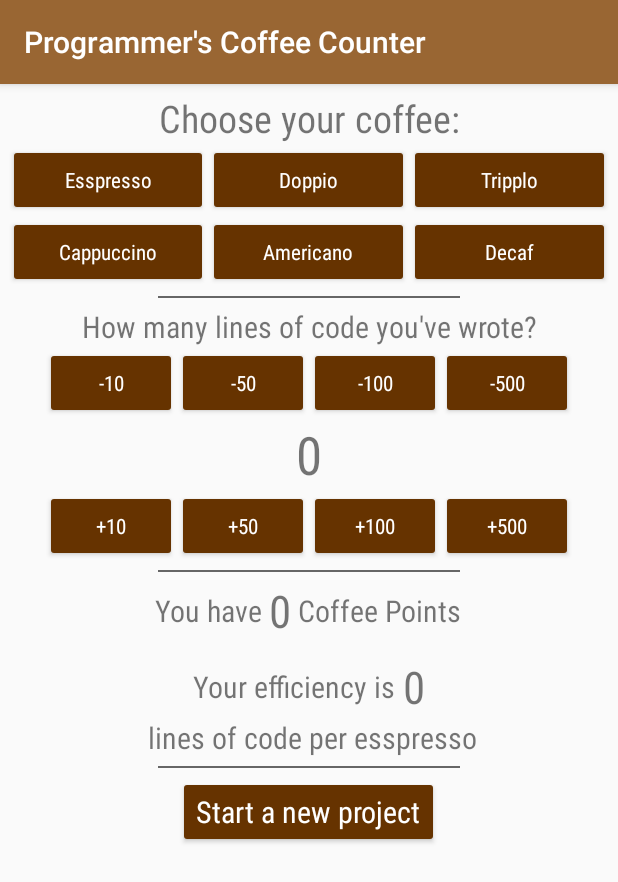
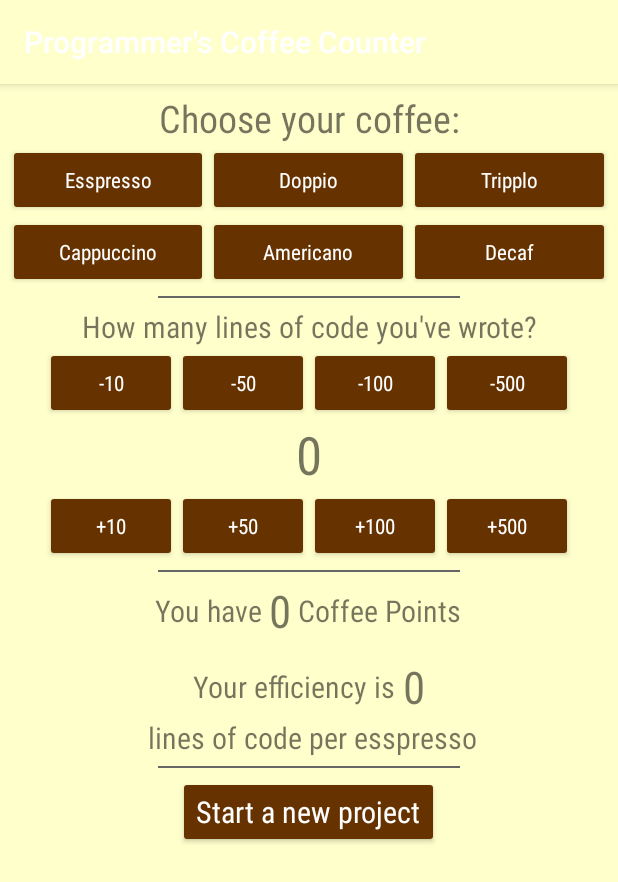
Before and after one commit to JoannaHulek/Programmer-s-Coffee-Counter, an Android app: the MainActivity screen opened directly, with no data from a screen before it, on a phone screen of 412 x 824 dp. Shown: the top 882 px of the screen. Run offline under Robolectric (Android 15) with nearby library versions, the phone set to English and light mode, and no system bars.

Commit message:
Update styles.xml

```diff
--- a/app/src/main/res/values/styles.xml
+++ b/app/src/main/res/values/styles.xml
@@ -3,12 +3,14 @@
     <!-- Base application theme. -->
     <style name="AppTheme" parent="Theme.AppCompat.Light.DarkActionBar">
         <!-- Customize your theme here. -->
+        <item name="android:background">#FFFFCC</item>
         <item name="colorPrimary">#996633</item>
         <item name="colorPrimaryDark">#663300</item>
         <item name="colorAccent">@color/colorAccent</item>
-<item name="android:fontFamily">sans-serif-condensed</item>
+        <item name="android:fontFamily">sans-serif-condensed</item>
         <item name="android:colorButtonNormal">#663300</item>
-        <item name="android:textAppearanceButton">@style/TextAppearance.AppCompat.Button.Custom</item>
+        <item name="android:textAppearanceButton">@style/TextAppearance.AppCompat.Button.Custom
+        </item>
 
     </style>
 
```
